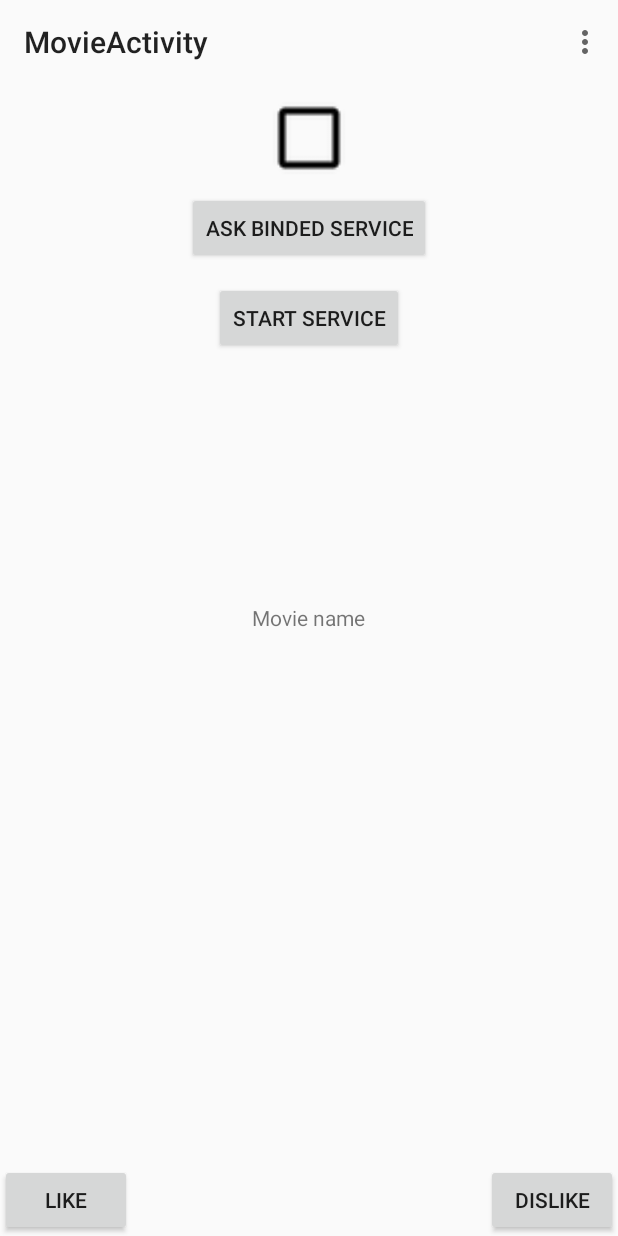
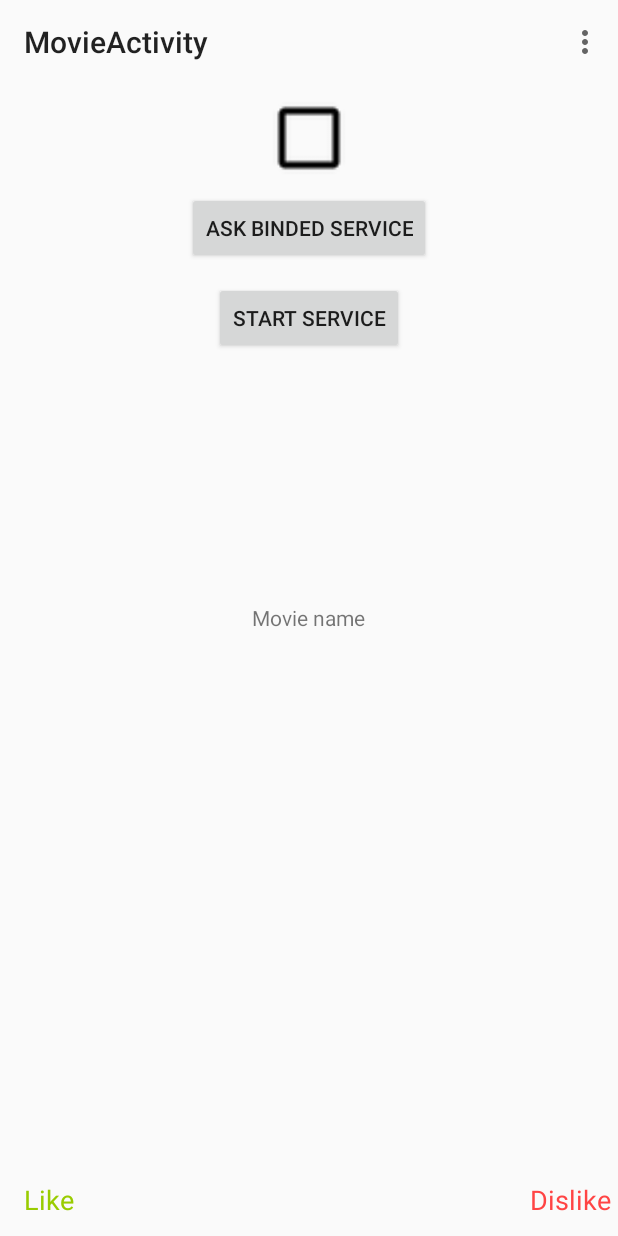
Before and after one commit to ValterKasper/movie-recommendation, an Android app: the screen it shows after launch (MovieActivity), after a tap on "START SERVICE", on a phone screen of 412 x 824 dp. Run offline under Robolectric (Android 15) with nearby library versions, the phone set to English and light mode, and no system bars; our stand-ins replace ButterKnife; libraries missing offline, so code that uses them is left out: de.greenrobot.event, retrofit.client, rx.android.schedulers, rx.schedulers; 5 statements that could not run were skipped.

Commit message:
Lost files and few changes

```diff
--- /dev/null
+++ b/app/src/main/java/sk/kasper/movieapp/services/MovieService.java
@@ -0,0 +1,55 @@
+package sk.kasper.movieapp.services;
+
+import android.app.IntentService;
+import android.content.Context;
+import android.content.Intent;
+import android.util.Log;
+
+/**
+ * An {@link IntentService} subclass for handling asynchronous task requests in
+ * a service on a separate handler thread.
+ * <p>
+ * helper methods.
+ */
+public class MovieService extends IntentService {
+    // IntentService can perform, e.g. ACTION_FETCH_NEW_ITEMS
+    private static final String ACTION_STORE_PREFERENCES = "sk.kasper.movieapp.services.action.STORE_PREFERENCES";
+    private static final String EXTRA_NAME_OF_MOVIE = "sk.kasper.movieapp.services.extra.NAME_OF_MOVIE";
+    private static final String TAG = "MovieService";
+
+    public MovieService() {
+        super("MovieService");
+    }
+
+    /**
+     * Starts this service to perform action Foo with the given parameters. If
+     * the service is already performing a task this action will be queued.
+     *
+     * @see IntentService
+     */
+    public static void startActionStorePreference(Context context, String param1) {
+        Intent intent = new Intent(context, MovieService.class);
+        intent.setAction(ACTION_STORE_PREFERENCES);
+        intent.putExtra(EXTRA_NAME_OF_MOVIE, param1);
+        context.startService(intent);
+    }
+
+    @Override
+    protected void onHandleIntent(Intent intent) {
+        if (intent != null) {
+            final String action = intent.getAction();
+            if (ACTION_STORE_PREFERENCES.equals(action)) {
+                final String param1 = intent.getStringExtra(EXTRA_NAME_OF_MOVIE);
+                handleActionStorePresences(param1);
+            }
+        }
+    }
+
+    /**
+     * Handle action Store preferences in the provided background thread with the provided
+     * parameters.
+     */
+    private void handleActionStorePresences(String param1) {
+        Log.d(TAG, "handleActionStorePresences " + param1);
+    }
+}
--- a/app/src/main/res/layout/activity_foo.xml
+++ b/app/src/main/res/layout/activity_foo.xml
@@ -11,11 +11,9 @@
 
     <ListView
         android:id="@+id/lvItems"
-        android:layout_width="wrap_content"
-        android:layout_height="wrap_content"
+        style="@style/centered"
         android:layout_above="@+id/bAddItem"
-        android:layout_below="@+id/tool_bar"
-        android:layout_centerHorizontal="true"/>
+        android:layout_below="@+id/tool_bar"/>
 
     <Button
         android:id="@+id/bAddItem"
--- a/app/src/main/res/layout/activity_movie.xml
+++ b/app/src/main/res/layout/activity_movie.xml
@@ -22,23 +22,19 @@
 
     <Button
         android:id="@+id/bLike"
-        android:layout_width="wrap_content"
-        android:layout_height="wrap_content"
+        style="@style/opinionButton.Green"
         android:layout_alignParentBottom="true"
         android:layout_alignParentLeft="true"
         android:layout_alignParentStart="true"
-        android:text="Like"
-        android:theme="@style/Widget.AppCompat.Button.Borderless"/>
+        android:text="Like"/>
 
     <Button
         android:id="@+id/bDislike"
-        android:layout_width="wrap_content"
-        android:layout_height="wrap_content"
+        style="@style/opinionButton.Red"
         android:layout_alignParentBottom="true"
         android:layout_alignParentEnd="true"
         android:layout_alignParentRight="true"
-        android:text="Dislike"
-        android:theme="@style/Widget.AppCompat.Button.Borderless"/>
+        android:text="Dislike"/>
 
     <ImageView
         android:id="@+id/imageView"
--- /dev/null
+++ b/app/src/main/res/values/colors.xml
@@ -0,0 +1,4 @@
+<?xml version="1.0" encoding="utf-8"?>
+<resources>
+    <color name="accent_material_light_1">#936b3a</color>
+</resources>
--- a/app/src/main/res/values/styles.xml
+++ b/app/src/main/res/values/styles.xml
@@ -43,4 +43,25 @@
 		<item name="android:layout_width">wrap_content</item>
 		<item name="android:layout_height">wrap_content</item>
 	</style>
+
+	<style name="centered">
+		<item name="android:layout_width">wrap_content</item>
+		<item name="android:layout_height">wrap_content</item>
+		<item name="android:layout_centerHorizontal">true</item>
+	</style>
+
+	<style name="opinionButton" parent="android:Widget.Holo.Button.Borderless">
+		<item name="android:layout_width">wrap_content</item>
+		<item name="android:layout_height">wrap_content</item>
+	</style>
+
+	<style name="opinionButton.Green">
+		<item name="android:textColor">@android:color/holo_green_light</item>
+	</style>
+
+	<style name="opinionButton.Red">
+		<item name="android:textColor">@android:color/holo_red_light</item>
+	</style>
+
+
 </resources>
```
Also changed, not shown: app/src/main/java/sk/kasper/movieapp/activities/takes/FooActivity.java (+30 -0 lines), app/src/main/java/sk/kasper/movieapp/services/BindingMovieService.java (added, +50 -0 lines), 1 other file.
